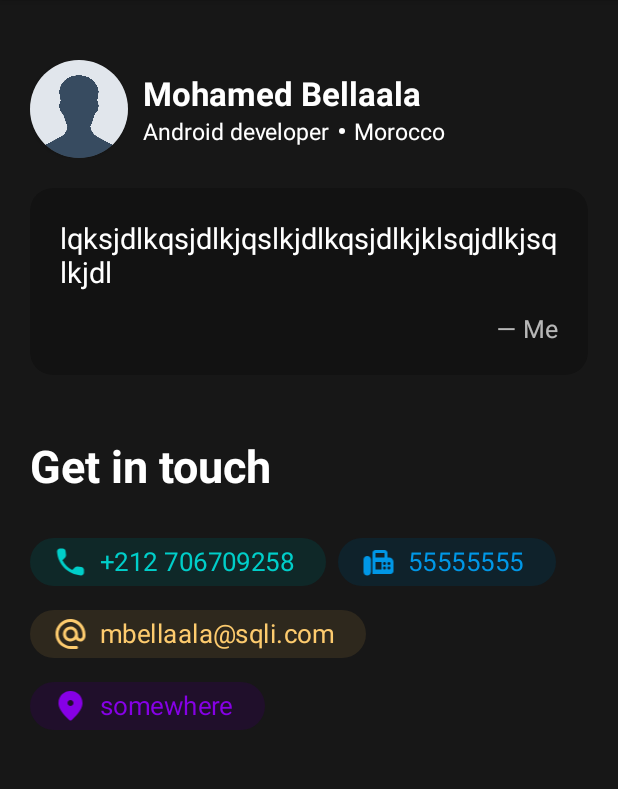
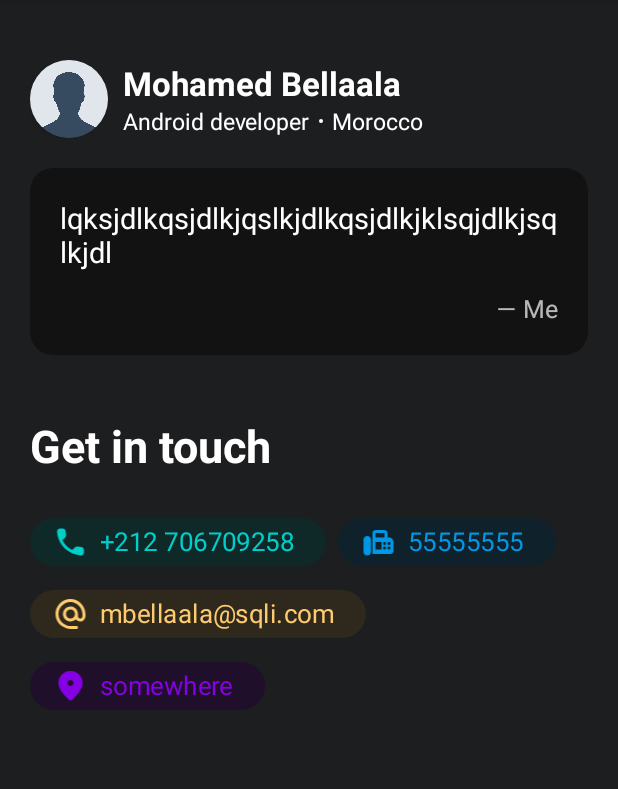
Before and after one commit to Artemis-CtrlAltDel/STA-Mobile-Academy-Android-Test, an Android app: the DetailsFragment screen opened through its navigation route, on a phone screen of 412 x 824 dp, the part 84-873 px from its top. Run offline under Robolectric (Android 15) with nearby library versions, the phone set to English and light mode, and no system bars; our stand-ins replace Dagger/Hilt's generated code, RxJava, paging, sdp/ssp sizes; libraries missing offline, so code that uses them is left out: com.vmadalin.easypermissions; 1 statement that could not run was skipped.

```diff
--- a/app/src/main/java/com/example/myapplication/data/AppDatabase.kt
+++ b/app/src/main/java/com/example/myapplication/data/AppDatabase.kt
@@ -8,7 +8,7 @@ import com.example.myapplication.data.local.pojo.User
 @TypeConverters(Converters::class)
 @Database(
     entities = [User::class],
-    version = 8
+    version = 10
 )
 abstract class AppDatabase : RoomDatabase() {
     abstract fun userDao(): UserDao
--- a/app/src/main/java/com/example/myapplication/data/local/UserDao.kt
+++ b/app/src/main/java/com/example/myapplication/data/local/UserDao.kt
@@ -1,9 +1,9 @@
 package com.example.myapplication.data.local
 
-import androidx.lifecycle.LiveData
-import androidx.paging.PagingSource
+import androidx.paging.rxjava3.RxPagingSource
 import androidx.room.*
 import com.example.myapplication.data.local.pojo.User
+import io.reactivex.rxjava3.core.Single
 
 @Dao
 interface UserDao {
@@ -15,7 +15,7 @@ interface UserDao {
     fun getUser(id: Long): User
 
     @Query("SELECT * FROM user ORDER BY joinedTimestamp DESC")
-    fun getUserList(): PagingSource<Int, User>
+    fun getUserList(): RxPagingSource<Int, User>
 
     @Delete
     fun deleteUser(vararg user: User)
--- a/app/src/main/java/com/example/myapplication/data/remote/UserApi.kt
+++ b/app/src/main/java/com/example/myapplication/data/remote/UserApi.kt
@@ -4,9 +4,10 @@ import com.example.myapplication.data.remote.response.UserResponse
 import io.reactivex.rxjava3.core.Observable
 import retrofit2.Response
 import retrofit2.http.GET
+import retrofit2.http.Query
 
 interface UserApi {
 
     @GET("users")
-    fun getUserList(): Observable<Response<UserResponse>>
+    fun getUserList(@Query("page") page: Int): Observable<Response<UserResponse>>
 }
--- a/app/src/main/java/com/example/myapplication/di/AppModule.kt
+++ b/app/src/main/java/com/example/myapplication/di/AppModule.kt
@@ -3,17 +3,15 @@ package com.example.myapplication.di
 import android.content.Context
 import androidx.room.Room
 import com.example.myapplication.data.AppDatabase
-import com.example.myapplication.data.local.UserDao
 import com.example.myapplication.data.remote.UserApi
-import com.example.myapplication.data.repository.UserRepository
 import com.example.myapplication.other.Constants
 import dagger.Module
 import dagger.Provides
 import dagger.hilt.InstallIn
 import dagger.hilt.android.qualifiers.ApplicationContext
 import dagger.hilt.components.SingletonComponent
+import hu.akarnokd.rxjava3.retrofit.RxJava3CallAdapterFactory
 import retrofit2.Retrofit
-import retrofit2.adapter.rxjava2.RxJava2CallAdapterFactory
 import retrofit2.converter.gson.GsonConverterFactory
 import javax.inject.Singleton
 
@@ -36,10 +34,10 @@ object AppModule {
 
     @Singleton
     @Provides
-    fun providesUserApi() =
+    fun providesUserApi(): UserApi =
         Retrofit.Builder()
             .baseUrl(Constants.USER_API_BASE_URL)
-            .addCallAdapterFactory(RxJava2CallAdapterFactory.create())
+            .addCallAdapterFactory(RxJava3CallAdapterFactory.create())
             .addConverterFactory(GsonConverterFactory.create())
             .build()
             .create(UserApi::class.java)
--- a/app/src/main/java/com/example/myapplication/other/Utils.kt
+++ b/app/src/main/java/com/example/myapplication/other/Utils.kt
@@ -25,4 +25,7 @@ object Utils {
 
         return chooser
     }
+
+    fun isValidEmail(email: String) = Regex("[a-zA-Z0-9._-]+@[a-z]+\\.+[a-z]+").matches(email)
+    fun isValidPhoneFax(number: String) = Regex("^(\\+212|\\(212\\)|0)\\s?[5-7][0-9]{8}\$").matches(number)
 }
--- a/app/src/main/java/com/example/myapplication/presentation/ui/adapters/UserListAdapter.kt
+++ b/app/src/main/java/com/example/myapplication/presentation/ui/adapters/UserListAdapter.kt
@@ -50,11 +50,12 @@ class UserListAdapter(
 
             binding.joinedAt.text = context.getString(
                 R.string.fragment_1_joinedAt,
-                user.joinedTimestamp!!.formatDate()
+                user.joinedTimestamp.formatDate()
             )
 
             binding.image.loadImage(
                 context = context,
+                avatar = user.avatar,
                 uri = user.image,
                 default = R.drawable.img
             )
--- a/app/src/main/java/com/example/myapplication/presentation/ui/fragments/FormFragment.kt
+++ b/app/src/main/java/com/example/myapplication/presentation/ui/fragments/FormFragment.kt
@@ -6,8 +6,6 @@ import android.graphics.Bitmap
 import android.graphics.drawable.BitmapDrawable
 import android.net.Uri
 import android.os.Bundle
-import android.os.Environment
-import android.util.Log
 import android.view.LayoutInflater
 import android.view.View
 import android.view.ViewGroup
@@ -25,7 +23,6 @@ import com.example.myapplication.presentation.viewmodels.SharedViewModel
 import java.io.File
 import java.io.FileOutputStream
 import java.util.*
-
 
 class FormFragment : Fragment() {
 
--- a/app/src/main/res/layout/_details_primary.xml
+++ b/app/src/main/res/layout/_details_primary.xml
@@ -16,8 +16,9 @@
 
         <ImageView
             android:id="@+id/image"
-            android:layout_width="@dimen/_50sdp"
-            android:layout_height="@dimen/_50sdp"
+            android:layout_width="@dimen/_40sdp"
+            android:layout_height="@dimen/_40sdp"
+            android:adjustViewBounds="true"
             android:scaleType="fitXY"
             android:src="@drawable/img" />
     </androidx.cardview.widget.CardView>
@@ -56,8 +57,9 @@
                 android:textSize="@dimen/_12sdp" />
 
             <View
-                android:layout_width="@dimen/_3sdp"
-                android:layout_height="@dimen/_3sdp"
+                android:id="@+id/dot_sep"
+                android:layout_width="@dimen/_2sdp"
+                android:layout_height="@dimen/_2sdp"
                 android:layout_marginHorizontal="6dp"
                 android:background="@drawable/draw_circle_solid" />
 
--- a/app/src/main/res/layout/fragment_list.xml
+++ b/app/src/main/res/layout/fragment_list.xml
@@ -4,13 +4,13 @@
     xmlns:tools="http://schemas.android.com/tools"
     android:layout_width="match_parent"
     android:layout_height="match_parent"
-    tools:context=".presentation.ui.fragments.ListFragment">
+    tools:context=".presentation.ui.fragments.ListFragment"
+    >
 
     <androidx.recyclerview.widget.RecyclerView
         android:id="@+id/recycler"
         android:layout_width="match_parent"
         android:layout_height="match_parent"
-        android:layout_marginTop="20dp"
         />
 
     <include
--- a/app/src/main/res/values/colors.xml
+++ b/app/src/main/res/values/colors.xml
@@ -29,7 +29,7 @@
     <color name="c_card_overlay">#ffda79</color>
 
     <color name="c_abs_parent_bg_light">#26A4B0BE</color>
-    <color name="c_abs_parent_bg_night">#171717</color>
+    <color name="c_abs_parent_bg_night">#2662676F</color>
 
     <color name="c_primary">#3498db</color>
 </resources>
--- a/app/src/main/res/values/strings.xml
+++ b/app/src/main/res/values/strings.xml
@@ -33,7 +33,7 @@
 
     <string name="fragment_1_title_about">Additional informations</string>
     <string name="fragment_1_hint_fname">Enter your first name</string>
-    <string name="fragment_1_hint_lname">Enter your first name</string>
+    <string name="fragment_1_hint_lname">Enter your last name</string>
     <string name="fragment_1_hint_email">Enter your email</string>
     <string name="fragment_1_hint_phone">Enter your phone number</string>
     <string name="fragment_1_hint_fax">Enter your fax</string>
```
Also changed, not shown: app/build.gradle (+12 -6 lines), app/src/main/java/com/example/myapplication/data/local/pojo/User.kt (+8 -3 lines), app/src/main/java/com/example/myapplication/data/repository/UserPagingSource.kt (added, +61 -0 lines), app/src/main/java/com/example/myapplication/data/repository/UserRepository.kt (+6 -26 lines), app/src/main/java/com/example/myapplication/other/XUtils.kt (+5 -4 lines), app/src/main/java/com/example/myapplication/presentation/ui/fragments/DetailsFragment.kt (+22 -3 lines), app/src/main/java/com/example/myapplication/presentation/ui/fragments/ListFragment.kt (+2 -9 lines), app/src/main/java/com/example/myapplication/presentation/viewmodels/SharedViewModel.kt (+22 -8 lines).
